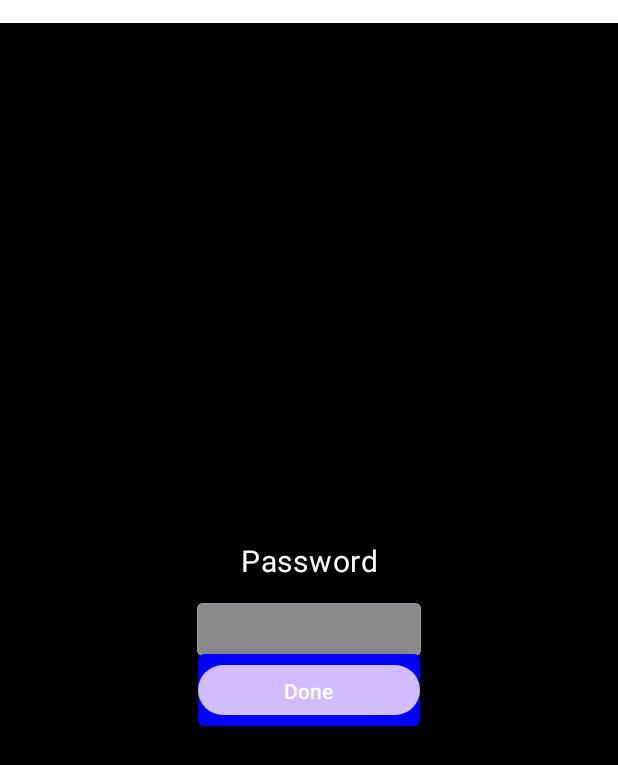
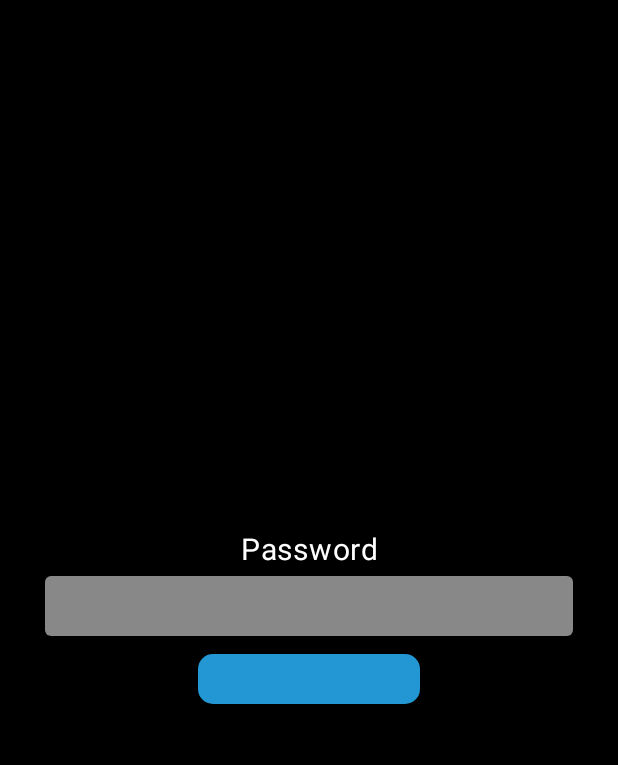
Before and after one commit to gohj99/Telewatch, an Android app built with Jetpack Compose: the @Preview function SplashPasswordScreenPreview, on a phone screen of 412 x 824 dp. Shown: the top 765 px of the screen. Run offline under Robolectric (Android 15) with nearby library versions, the phone set to English and light mode, and no system bars.

Commit message:
Edit PasswordScreen

```diff
--- a/app/build.gradle.kts
+++ b/app/build.gradle.kts
@@ -51,7 +51,6 @@ android {
 }
 
 dependencies {
-
     implementation(libs.androidx.core.ktx)
     implementation(libs.androidx.lifecycle.runtime.ktx)
     implementation(libs.androidx.activity.compose)
--- /dev/null
+++ b/app/src/main/java/com/gohj99/telewatch/ui/Button.kt
@@ -0,0 +1,62 @@
+package com.gohj99.telewatch.ui
+
+import androidx.compose.animation.core.animateFloatAsState
+import androidx.compose.foundation.background
+import androidx.compose.foundation.gestures.detectTapGestures
+import androidx.compose.foundation.layout.Box
+import androidx.compose.foundation.layout.size
+import androidx.compose.foundation.shape.RoundedCornerShape
+import androidx.compose.material3.Text
+import androidx.compose.runtime.Composable
+import androidx.compose.runtime.getValue
+import androidx.compose.runtime.mutableStateOf
+import androidx.compose.runtime.remember
+import androidx.compose.runtime.setValue
+import androidx.compose.ui.Alignment
+import androidx.compose.ui.Modifier
+import androidx.compose.ui.draw.clip
+import androidx.compose.ui.draw.scale
+import androidx.compose.ui.graphics.Color
+import androidx.compose.ui.graphics.Shape
+import androidx.compose.ui.input.pointer.pointerInput
+import androidx.compose.ui.unit.dp
+
+@Composable
+fun CustomButton(
+    onClick: () -> Unit,
+    text: String,
+    modifier: Modifier = Modifier,
+    shape: Shape = RoundedCornerShape(10.dp)
+) {
+    var isPressed by remember { mutableStateOf(false) }
+    val scale by animateFloatAsState(if (isPressed) 0.9f else 1f)
+
+    Box(
+        modifier = modifier
+            .scale(scale)  // 应用缩放到整个Box
+            .size(width = 148.dp, height = 33.dp)
+            .clip(shape)
+            .background(Color(0xFF2397D3))
+            .pointerInput(Unit) {
+                detectTapGestures(
+                    onPress = {
+                        isPressed = true
+                        try {
+                            awaitRelease()
+                        } finally {
+                            isPressed = false
+                        }
+                    },
+                    onTap = {
+                        onClick()
+                    }
+                )
+            },
+        contentAlignment = Alignment.Center
+    ) {
+        Text(
+            text = text,
+            color = Color.White
+        )
+    }
+}
--- a/app/src/main/java/com/gohj99/telewatch/ui/login/PasswordScreen.kt
+++ b/app/src/main/java/com/gohj99/telewatch/ui/login/PasswordScreen.kt
@@ -2,46 +2,54 @@ package com.gohj99.telewatch.ui.login
 
 import androidx.compose.foundation.background
 import androidx.compose.foundation.layout.Arrangement
+import androidx.compose.foundation.layout.Box
 import androidx.compose.foundation.layout.Column
 import androidx.compose.foundation.layout.Spacer
+import androidx.compose.foundation.layout.fillMaxHeight
 import androidx.compose.foundation.layout.fillMaxSize
 import androidx.compose.foundation.layout.fillMaxWidth
 import androidx.compose.foundation.layout.height
 import androidx.compose.foundation.layout.padding
-import androidx.compose.foundation.layout.width
 import androidx.compose.foundation.shape.RoundedCornerShape
-import androidx.compose.material3.Button
+import androidx.compose.foundation.text.BasicTextField
+import androidx.compose.foundation.text.KeyboardOptions
 import androidx.compose.material3.MaterialTheme
-import androidx.compose.material3.OutlinedTextField
 import androidx.compose.material3.Text
 import androidx.compose.runtime.Composable
+import androidx.compose.runtime.MutableState
 import androidx.compose.runtime.getValue
 import androidx.compose.runtime.mutableStateOf
 import androidx.compose.runtime.remember
 import androidx.compose.runtime.setValue
 import androidx.compose.ui.Alignment
 import androidx.compose.ui.Modifier
+import androidx.compose.ui.draw.clip
 import androidx.compose.ui.graphics.Color
+import androidx.compose.ui.graphics.SolidColor
 import androidx.compose.ui.res.stringResource
+import androidx.compose.ui.text.TextStyle
+import androidx.compose.ui.text.input.KeyboardType
 import androidx.compose.ui.text.input.PasswordVisualTransformation
-import androidx.compose.ui.text.input.TextFieldValue
+import androidx.compose.ui.text.style.TextAlign
 import androidx.compose.ui.tooling.preview.Preview
 import androidx.compose.ui.unit.dp
 import androidx.compose.ui.unit.sp
 import com.gohj99.telewatch.R
+import com.gohj99.telewatch.ui.CustomButton
 import com.gohj99.telewatch.ui.theme.TelewatchTheme
 
 @Composable
 fun SplashPasswordScreen(
     onDoneClick: (String) -> Unit,
-    passwordHint: String = ""
+    passwordHint: String = "",
+    doneStr: MutableState<String>
 ) {
-    var password by remember { mutableStateOf(TextFieldValue("")) }
+    val loading = stringResource(id = R.string.loading)
+    var password by remember { mutableStateOf("") }
 
     Column(
         modifier = Modifier
             .fillMaxSize()
-            .padding(top = 15.dp)
             .background(MaterialTheme.colorScheme.background),
         verticalArrangement = Arrangement.Center,
         horizontalAlignment = Alignment.CenterHorizontally
@@ -52,46 +60,66 @@ fun SplashPasswordScreen(
             fontSize = 20.sp,
             modifier = Modifier
                 .fillMaxWidth()
-                .padding(bottom = 15.dp),
-            textAlign = androidx.compose.ui.text.style.TextAlign.Center
+                .padding(bottom = 5.dp),
+            textAlign = TextAlign.Center
         )
 
-        OutlinedTextField(
-            value = password,
-            onValueChange = { password = it },
-            placeholder = { Text(text = passwordHint) },
-            visualTransformation = PasswordVisualTransformation(),
-            singleLine = true,
+        Box(
             modifier = Modifier
-                .width(149.dp)
-                .height(35.dp)
+                .height(40.dp)
+                .padding(start = 30.dp, end = 30.dp)
                 .background(
                     color = Color.Gray,
                     shape = RoundedCornerShape(4.dp)
+                )
+                .clip(RoundedCornerShape(4.dp))
+        ) {
+            BasicTextField(
+                value = password,
+                onValueChange = { password = it },
+                visualTransformation = PasswordVisualTransformation(),
+                singleLine = true,
+                textStyle = TextStyle(
+                    color = Color.LightGray,
+                    textAlign = TextAlign.Center,
+                    fontSize = 14.sp
                 ),
-            textStyle = androidx.compose.ui.text.TextStyle(
-                color = Color.White,
-                textAlign = androidx.compose.ui.text.style.TextAlign.Center
-            )
+                cursorBrush = SolidColor(Color.White),
+                keyboardOptions = KeyboardOptions.Default.copy(
+                    keyboardType = KeyboardType.Password
+                ),
+                modifier = Modifier
+                    .fillMaxHeight()
+                    .padding(horizontal = 8.dp)
+            ) { innerTextField ->
+                Box(
+                    modifier = Modifier
+                        .fillMaxSize(),
+                    contentAlignment = Alignment.Center
+                ) {
+                    if (password.isEmpty()) {
+                        Text(
+                            text = passwordHint,
+                            color = Color.LightGray,
+                            textAlign = TextAlign.Center,
+                            fontSize = 14.sp
+                        )
+                    }
+                    innerTextField()
+                }
+            }
+        }
+
+        Spacer(modifier = Modifier.height(12.dp))
+
+        CustomButton(
+            onClick = {
+                onDoneClick(password)
+                password = ""
+                doneStr.value = loading
+            },
+            text = doneStr.value
         )
-
-        Spacer(modifier = Modifier.height(6.dp))
-
-        Button(
-            onClick = { onDoneClick(password.text) },
-            modifier = Modifier
-                .width(148.dp)
-                .height(33.dp)
-                .background(
-                    color = Color.Blue,
-                    shape = RoundedCornerShape(4.dp)
-                )
-        ) {
-            Text(
-                text = stringResource(id = R.string.Done),
-                color = Color.White
-            )
-        }
     }
 }
 
@@ -99,6 +127,11 @@ fun SplashPasswordScreen(
 @Composable
 fun SplashPasswordScreenPreview() {
     TelewatchTheme {
-        SplashPasswordScreen(onDoneClick = { /*TODO*/ })
+        SplashPasswordScreen(
+            onDoneClick = { password ->
+                println(password)
+            },
+            doneStr = mutableStateOf("")
+        )
     }
 }
```
Also changed, not shown: app/src/main/java/com/gohj99/telewatch/LoginActivity.kt (+32 -7 lines), app/src/main/java/com/gohj99/telewatch/WelcomeActivity.kt (+34 -0 lines), app/src/main/java/com/gohj99/telewatch/ui/WelcomeScreen.kt (+4 -52 lines), app/src/main/java/com/gohj99/telewatch/ui/login/LoginScreen.kt (+14 -17 lines).
